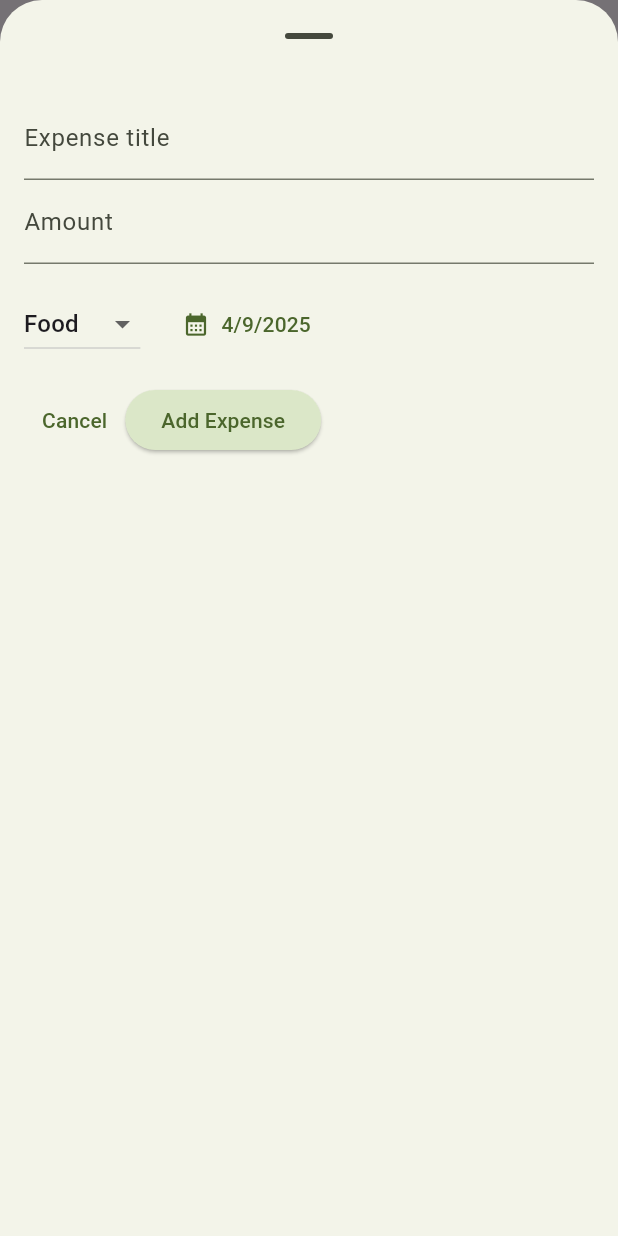
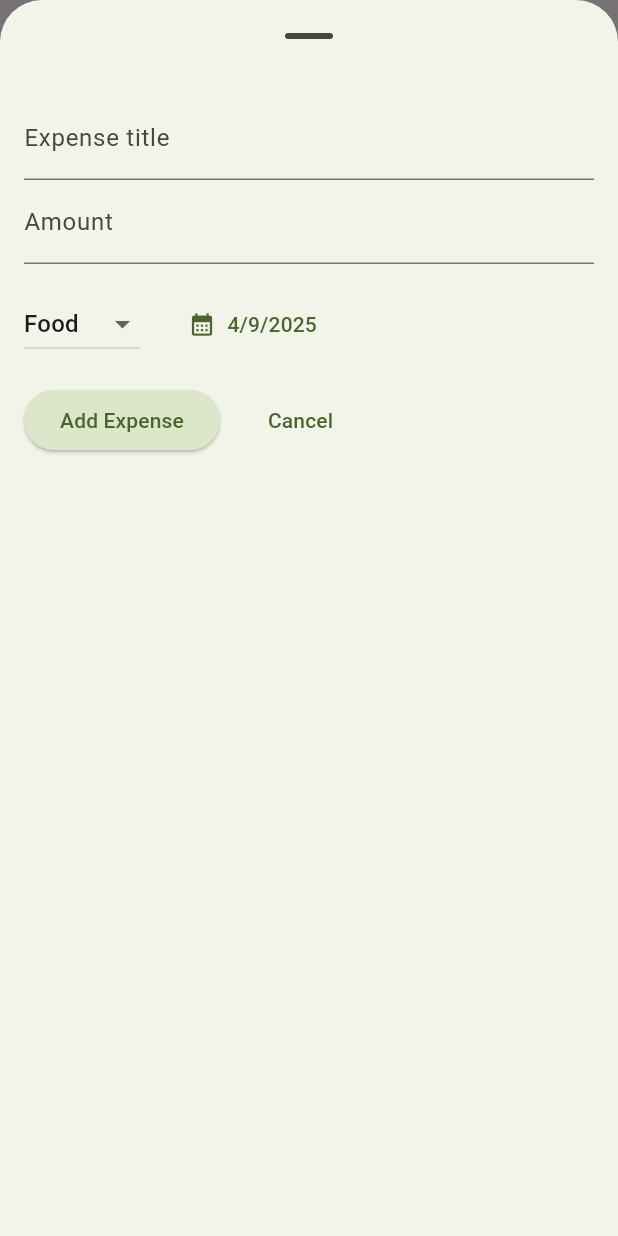
Before and after one commit to karanshah0206/expense_tracker, a Flutter app: the screen it shows after launch, after a tap on "Add an expense to get started!", on a phone screen of 412 x 824 dp. Run offline on Flutter 3.47's test engine with Material 3 defaults, Android fonts, the phone set to English and light mode, and no system bars.

Commit message:
Minor rearrangements and formatting fixes

```diff
--- a/lib/widgets/add_expense.dart
+++ b/lib/widgets/add_expense.dart
@@ -80,8 +80,7 @@ class _AddExpenseState extends State<AddExpense> {
   }
 
   @override
-  Widget build(BuildContext context) {
-    return Padding(
+  Widget build(BuildContext context) => Padding(
     padding: const EdgeInsets.all(16),
     child: Column(
       children: [
@@ -92,13 +91,12 @@ class _AddExpenseState extends State<AddExpense> {
           },
           decoration: InputDecoration(
             label: const Text('Expense title'),
-              errorText:
-                  _titleHasError ? 'Expense title cannot be empty.' : null,
+            errorText: _titleHasError ? 'Expense title cannot be empty.' : null,
           ),
         ),
         TextField(
           controller: _amountController,
-            onChanged: (_) {
+          onChanged: (String changedValue) {
             _validateAmountInput();
           },
           keyboardType: const TextInputType.numberWithOptions(decimal: true),
@@ -131,7 +129,7 @@ class _AddExpenseState extends State<AddExpense> {
                 }
               },
             ),
-              const SizedBox(width: 16),
+            const SizedBox(width: 20),
             TextButton.icon(
               onPressed: _showDatePicker,
               icon: const Icon(Icons.calendar_month),
@@ -142,22 +140,22 @@ class _AddExpenseState extends State<AddExpense> {
         const SizedBox(height: 16),
         Row(
           children: [
+            ElevatedButton(
+              onPressed: _addExpense,
+              child: const Text('Add Expense'),
+            ),
+            const SizedBox(width: 20),
             TextButton(
               onPressed: () {
                 Navigator.pop(context);
               },
               child: const Text('Cancel'),
             ),
-              ElevatedButton(
-                onPressed: _addExpense,
-                child: const Text('Add Expense'),
-              ),
           ],
         ),
       ],
     ),
   );
-  }
 
   @override
   void dispose() {
--- a/lib/widgets/expense_by_category_chart.dart
+++ b/lib/widgets/expense_by_category_chart.dart
@@ -28,8 +28,7 @@ class ExpenseByCategoryChart extends StatelessWidget {
   }
 
   @override
-  Widget build(BuildContext context) {
-    return Container(
+  Widget build(BuildContext context) => Container(
     margin: const EdgeInsets.all(16),
     padding: const EdgeInsets.symmetric(vertical: 16, horizontal: 8),
     height: 200,
@@ -84,4 +83,3 @@ class ExpenseByCategoryChart extends StatelessWidget {
     ),
   );
 }
-}
--- a/lib/widgets/expense_list_item.dart
+++ b/lib/widgets/expense_list_item.dart
@@ -21,17 +21,17 @@ class ExpenseListItem extends StatelessWidget {
       color: Theme.of(context).colorScheme.error,
       child: Row(
         children: [
-          SizedBox(width: 16),
+          const SizedBox(width: 16),
           Icon(
             Icons.delete_forever,
             color: Theme.of(context).colorScheme.onError,
           ),
-          Spacer(),
+          const Spacer(),
           Icon(
             Icons.delete_forever,
             color: Theme.of(context).colorScheme.onError,
           ),
-          SizedBox(width: 16),
+          const SizedBox(width: 16),
         ],
       ),
     ),
```
Also changed, not shown: lib/widgets/expense_by_category_bar.dart (+2 -6 lines). Lines whose indentation alone changed are shown as unchanged.
